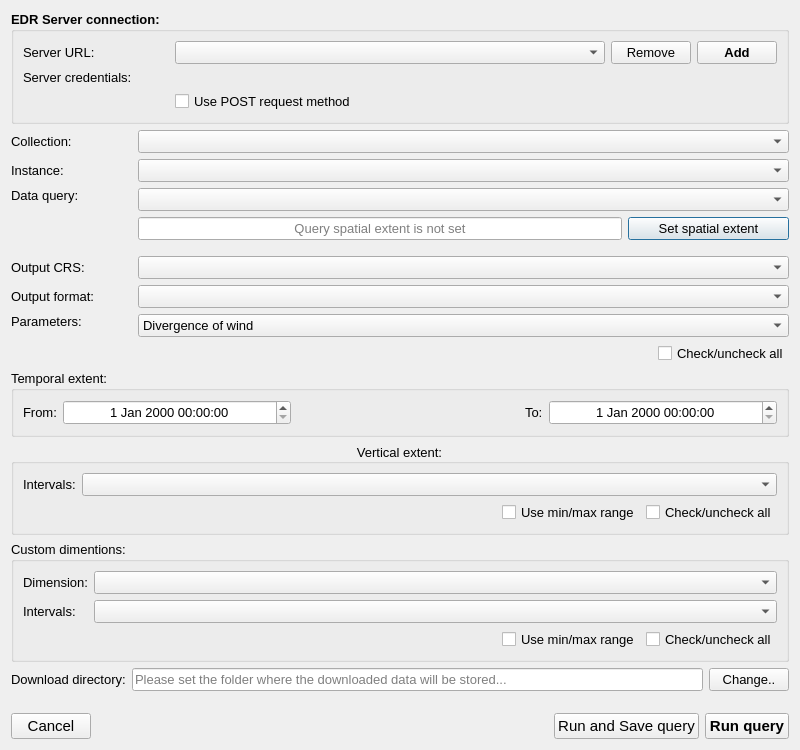
Before: the Qt Designer form edr_plugin/gui/ui/edr.ui in MetOffice/qgis-plugin-edr, drawn with Qt 5.
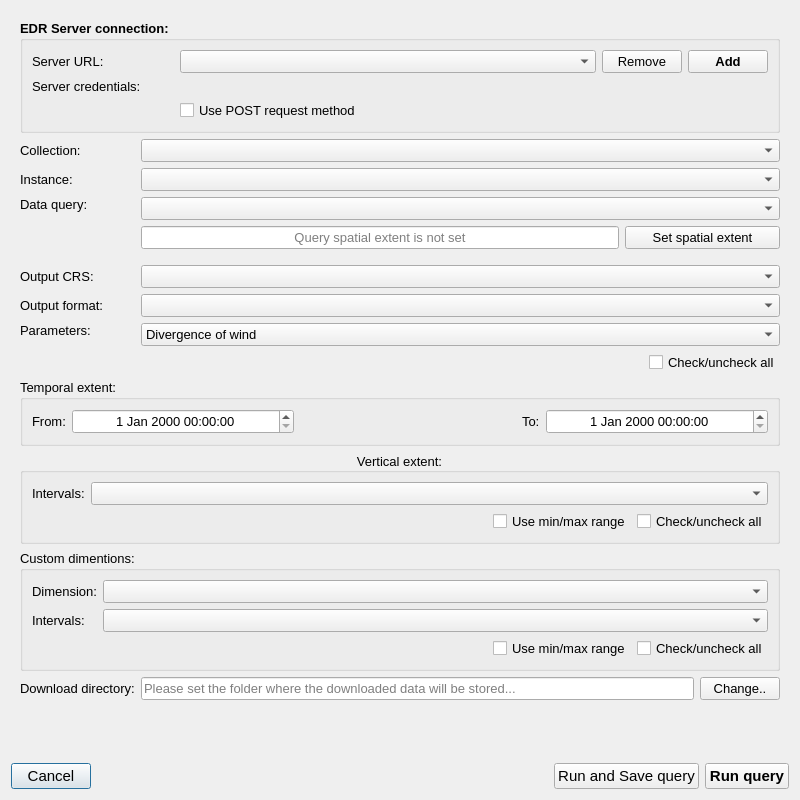
After: the same form once the commit is applied. Custom widgets are drawn as their Qt base class.

Patch:
```diff
--- a/edr_plugin/gui/ui/edr.ui
+++ b/edr_plugin/gui/ui/edr.ui
@@ -7,454 +7,96 @@
     <x>0</x>
     <y>0</y>
     <width>800</width>
-    <height>750</height>
+    <height>800</height>
    </rect>
   </property>
   <property name="windowTitle">
    <string>Environmental Data Retrieval</string>
   </property>
   <layout class="QGridLayout" name="gridLayout">
-   <item row="15" column="0" colspan="3">
-    <widget class="QgsCollapsibleGroupBox" name="temporal_grp">
+   <property name="sizeConstraint">
+    <enum>QLayout::SetNoConstraint</enum>
+   </property>
+   <item row="21" column="0" colspan="3">
+    <layout class="QHBoxLayout" name="horizontalLayout">
+     <property name="bottomMargin">
+      <number>0</number>
+     </property>
+     <item>
+      <widget class="QPushButton" name="cancel_pb">
+       <property name="font">
+        <font>
+         <pointsize>11</pointsize>
+        </font>
+       </property>
+       <property name="text">
+        <string>Cancel</string>
+       </property>
+      </widget>
+     </item>
+     <item>
+      <spacer name="horizontalSpacer">
+       <property name="orientation">
+        <enum>Qt::Horizontal</enum>
+       </property>
+       <property name="sizeHint" stdset="0">
+        <size>
+         <width>40</width>
+         <height>20</height>
+        </size>
+       </property>
+      </spacer>
+     </item>
+     <item>
+      <widget class="QPushButton" name="run_and_save_pb">
      <property name="enabled">
       <bool>true</bool>
      </property>
      <property name="font">
       <font>
-       <pointsize>10</pointsize>
-      </font>
-     </property>
-     <property name="title">
-      <string>Temporal extent:</string>
-     </property>
-     <layout class="QGridLayout" name="gridLayout_2">
-      <item row="0" column="0">
-       <widget class="QLabel" name="from_label">
-        <property name="font">
-         <font>
-          <pointsize>10</pointsize>
-         </font>
-        </property>
+         <pointsize>11</pointsize>
+        </font>
+       </property>
         <property name="text">
-         <string>From:</string>
+        <string>Run and Save query</string>
         </property>
        </widget>
       </item>
-      <item row="0" column="1">
-       <widget class="QgsDateTimeEdit" name="from_datetime">
-        <property name="sizePolicy">
-         <sizepolicy hsizetype="MinimumExpanding" vsizetype="Fixed">
-          <horstretch>0</horstretch>
-          <verstretch>0</verstretch>
-         </sizepolicy>
-        </property>
-        <property name="minimumSize">
-         <size>
-          <width>0</width>
-          <height>25</height>
-         </size>
-        </property>
-        <property name="font">
-         <font>
-          <pointsize>10</pointsize>
-         </font>
-        </property>
-        <property name="alignment">
-         <set>Qt::AlignCenter</set>
-        </property>
-       </widget>
-      </item>
-      <item row="0" column="4">
-       <widget class="QgsDateTimeEdit" name="to_datetime">
-        <property name="sizePolicy">
-         <sizepolicy hsizetype="MinimumExpanding" vsizetype="Fixed">
-          <horstretch>0</horstretch>
-          <verstretch>0</verstretch>
-         </sizepolicy>
-        </property>
-        <property name="minimumSize">
-         <size>
-          <width>0</width>
-          <height>25</height>
-         </size>
-        </property>
-        <property name="font">
-         <font>
-          <pointsize>10</pointsize>
-         </font>
-        </property>
-        <property name="alignment">
-         <set>Qt::AlignCenter</set>
-        </property>
-       </widget>
-      </item>
-      <item row="0" column="2">
-       <spacer name="horizontalSpacer_2">
-        <property name="orientation">
-         <enum>Qt::Horizontal</enum>
-        </property>
-        <property name="sizeHint" stdset="0">
-         <size>
-          <width>40</width>
-          <height>20</height>
-         </size>
-        </property>
-       </spacer>
-      </item>
-      <item row="0" column="3">
-       <widget class="QLabel" name="to_label">
-        <property name="font">
-         <font>
-          <pointsize>10</pointsize>
-         </font>
-        </property>
-        <property name="text">
-         <string>To:</string>
-        </property>
-       </widget>
-      </item>
-     </layout>
-    </widget>
-   </item>
-   <item row="5" column="2">
-    <widget class="QComboBox" name="collection_cbo">
-     <property name="sizePolicy">
-      <sizepolicy hsizetype="MinimumExpanding" vsizetype="Fixed">
-       <horstretch>0</horstretch>
-       <verstretch>0</verstretch>
-      </sizepolicy>
-     </property>
-     <property name="font">
-      <font>
-       <pointsize>10</pointsize>
-      </font>
-     </property>
-    </widget>
-   </item>
-   <item row="6" column="2">
-    <widget class="QComboBox" name="instance_cbo">
-     <property name="font">
-      <font>
-       <pointsize>10</pointsize>
-      </font>
-     </property>
-    </widget>
-   </item>
-   <item row="6" column="0">
-    <widget class="QLabel" name="instance_label">
-     <property name="font">
-      <font>
-       <pointsize>10</pointsize>
-      </font>
-     </property>
-     <property name="text">
-      <string>Instance:</string>
-     </property>
-    </widget>
-   </item>
-   <item row="12" column="2">
-    <layout class="QGridLayout" name="gridLayout_4">
-     <property name="bottomMargin">
-      <number>0</number>
-     </property>
-     <item row="1" column="1">
-      <widget class="QCheckBox" name="toggle_parameters_cbox">
-       <property name="font">
-        <font>
-         <pointsize>10</pointsize>
-        </font>
-       </property>
-       <property name="text">
-        <string>Check/uncheck all</string>
-       </property>
-      </widget>
-     </item>
-     <item row="0" column="0" colspan="2">
-      <widget class="QgsCheckableComboBox" name="parameters_cbo">
-       <property name="font">
-        <font>
-         <pointsize>10</pointsize>
-        </font>
-       </property>
        <item>
-        <property name="text">
-         <string>Divergence of wind</string>
-        </property>
-       </item>
-       <item>
-        <property name="text">
-         <string>Geopotential Height</string>
-        </property>
-       </item>
-       <item>
-        <property name="text">
-         <string>Specific humidity</string>
-        </property>
-       </item>
-       <item>
-        <property name="text">
-         <string>Relative humidity</string>
-        </property>
-       </item>
-       <item>
-        <property name="text">
-         <string>Air temperature</string>
-        </property>
-       </item>
-       <item>
-        <property name="text">
-         <string>U-component of wind</string>
-        </property>
-       </item>
-       <item>
-        <property name="text">
-         <string>V-component of wind</string>
-        </property>
-       </item>
-       <item>
-        <property name="text">
-         <string>Relative vorticity</string>
-        </property>
-       </item>
-      </widget>
-     </item>
-     <item row="1" column="0">
-      <spacer name="horizontalSpacer_4">
-       <property name="orientation">
-        <enum>Qt::Horizontal</enum>
-       </property>
-       <property name="sizeHint" stdset="0">
-        <size>
-         <width>40</width>
-         <height>20</height>
-        </size>
-       </property>
-      </spacer>
-     </item>
-    </layout>
-   </item>
-   <item row="7" column="0">
-    <widget class="QLabel" name="query_label">
+      <widget class="QPushButton" name="run_pb">
      <property name="font">
       <font>
-       <pointsize>10</pointsize>
+         <pointsize>11</pointsize>
+         <weight>75</weight>
+         <bold>true</bold>
       </font>
      </property>
      <property name="text">
-      <string>Data query:</string>
-     </property>
-     <property name="alignment">
-      <set>Qt::AlignLeading|Qt::AlignLeft|Qt::AlignTop</set>
-     </property>
-    </widget>
-   </item>
-   <item row="7" column="2">
-    <layout class="QGridLayout" name="gridLayout_5">
-     <property name="bottomMargin">
-      <number>10</number>
-     </property>
-     <item row="0" column="0" colspan="4">
-      <widget class="QComboBox" name="query_cbo">
-       <property name="sizePolicy">
-        <sizepolicy hsizetype="Expanding" vsizetype="Fixed">
-         <horstretch>0</horstretch>
-         <verstretch>0</verstretch>
-        </sizepolicy>
-       </property>
-       <property name="font">
-        <font>
-         <pointsize>10</pointsize>
-        </font>
-       </property>
-      </widget>
-     </item>
-     <item row="1" column="0" colspan="3">
-      <widget class="QLineEdit" name="query_extent_le">
-       <property name="font">
-        <font>
-         <pointsize>10</pointsize>
-        </font>
-       </property>
-       <property name="alignment">
-        <set>Qt::AlignCenter</set>
-       </property>
-       <property name="readOnly">
-        <bool>true</bool>
-       </property>
-       <property name="placeholderText">
-        <string>Query spatial extent is not set</string>
-       </property>
-      </widget>
-     </item>
-     <item row="1" column="3">
-      <widget class="QPushButton" name="query_set_pb">
-       <property name="font">
-        <font>
-         <pointsize>10</pointsize>
-        </font>
-       </property>
-       <property name="text">
-        <string>Set spatial extent</string>
-       </property>
-      </widget>
-     </item>
+        <string>Run query</string>
+       </property>
+      </widget>
+     </item>
     </layout>
    </item>
-   <item row="16" column="0" colspan="3">
-    <widget class="QgsCollapsibleGroupBox" name="vertical_grp">
-     <property name="font">
-      <font>
-       <pointsize>10</pointsize>
-      </font>
+   <item row="0" column="0" colspan="3">
+    <widget class="QScrollArea" name="scrollArea">
+     <property name="frameShape">
+      <enum>QFrame::NoFrame</enum>
      </property>
-     <property name="title">
-      <string>Vertical extent:</string>
-     </property>
-     <property name="alignment">
-      <set>Qt::AlignCenter</set>
-     </property>
-     <layout class="QGridLayout" name="gridLayout_3">
-      <item row="0" column="1" colspan="6">
-       <widget class="QgsCheckableComboBox" name="vertical_intervals_cbo">
-        <property name="sizePolicy">
-         <sizepolicy hsizetype="MinimumExpanding" vsizetype="Fixed">
-          <horstretch>0</horstretch>
-          <verstretch>0</verstretch>
-         </sizepolicy>
-        </property>
-        <property name="font">
-         <font>
-          <pointsize>10</pointsize>
-         </font>
-        </property>
-       </widget>
-      </item>
-      <item row="0" column="0">
-       <widget class="QLabel" name="intervals_label">
-        <property name="font">
-         <font>
-          <pointsize>10</pointsize>
-         </font>
-        </property>
-        <property name="text">
-         <string>Intervals:</string>
-        </property>
-       </widget>
-      </item>
-      <item row="1" column="3">
-       <spacer name="horizontalSpacer_3">
-        <property name="orientation">
-         <enum>Qt::Horizontal</enum>
-        </property>
-        <property name="sizeHint" stdset="0">
-         <size>
-          <width>40</width>
-          <height>20</height>
-         </size>
-        </property>
-       </spacer>
-      </item>
-      <item row="1" column="4">
-       <widget class="QCheckBox" name="use_vertical_range_cbox">
-        <property name="font">
-         <font>
-          <pointsize>10</pointsize>
-         </font>
-        </property>
-        <property name="text">
-         <string>Use min/max range</string>
-        </property>
-       </widget>
-      </item>
-      <item row="1" column="5" colspan="2">
-       <widget class="QCheckBox" name="toggle_vertical_intervals_cbox">
-        <property name="font">
-         <font>
-          <pointsize>10</pointsize>
-         </font>
-        </property>
-        <property name="text">
-         <string>Check/uncheck all</string>
-        </property>
-       </widget>
-      </item>
-     </layout>
-    </widget>
-   </item>
-   <item row="12" column="0">
-    <widget class="QLabel" name="parameters_label">
-     <property name="font">
-      <font>
-       <pointsize>10</pointsize>
-      </font>
-     </property>
-     <property name="text">
-      <string>Parameters:</string>
-     </property>
-     <property name="alignment">
-      <set>Qt::AlignLeading|Qt::AlignLeft|Qt::AlignTop</set>
-     </property>
-    </widget>
-   </item>
-   <item row="10" column="2">
-    <widget class="QComboBox" name="crs_cbo">
-     <property name="font">
-      <font>
-       <pointsize>10</pointsize>
-      </font>
-     </property>
-    </widget>
-   </item>
-   <item row="18" column="1" colspan="2">
-    <layout class="QHBoxLayout" name="horizontalLayout_3">
-     <property name="rightMargin">
-      <number>0</number>
-     </property>
-     <property name="bottomMargin">
-      <number>0</number>
-     </property>
-     <item>
-      <widget class="QLineEdit" name="download_dir_le">
-       <property name="font">
-        <font>
-         <pointsize>10</pointsize>
-        </font>
-       </property>
-       <property name="readOnly">
+     <property name="widgetResizable">
         <bool>true</bool>
        </property>
-       <property name="placeholderText">
-        <string>Please set the folder where the downloaded data will be stored...</string>
-       </property>
-      </widget>
-     </item>
-     <item>
-      <widget class="QPushButton" name="change_download_dir_pb">
-       <property name="font">
-        <font>
-         <pointsize>10</pointsize>
-        </font>
-       </property>
-       <property name="text">
-        <string>Change..</string>
-       </property>
-      </widget>
-     </item>
-    </layout>
-   </item>
-   <item row="10" column="0">
-    <widget class="QLabel" name="crs_label">
-     <property name="font">
-      <font>
-       <pointsize>10</pointsize>
-      </font>
-     </property>
-     <property name="text">
-      <string>Output CRS:</string>
-     </property>
-    </widget>
-   </item>
-   <item row="17" column="0" colspan="3">
+     <widget class="QWidget" name="scrollAreaWidgetContents">
+      <property name="geometry">
+       <rect>
+        <x>0</x>
+        <y>0</y>
+        <width>782</width>
+        <height>748</height>
+       </rect>
+      </property>
+      <layout class="QGridLayout" name="gridLayout_8">
+       <item row="10" column="0" colspan="2">
     <widget class="QgsCollapsibleGroupBox" name="custom_grp">
      <property name="font">
       <font>
@@ -559,8 +201,8 @@
      </layout>
     </widget>
    </item>
-   <item row="11" column="2">
-    <widget class="QComboBox" name="format_cbo">
+       <item row="5" column="1">
+        <widget class="QComboBox" name="crs_cbo">
      <property name="font">
       <font>
        <pointsize>10</pointsize>
@@ -568,111 +210,7 @@
      </property>
     </widget>
    </item>
-   <item row="18" column="0">
-    <widget class="QLabel" name="label_2">
-     <property name="font">
-      <font>
-       <pointsize>10</pointsize>
-      </font>
-     </property>
-     <property name="text">
-      <string>Download directory:</string>
-     </property>
-    </widget>
-   </item>
-   <item row="19" column="0">
-    <spacer name="verticalSpacer">
-     <property name="orientation">
-      <enum>Qt::Vertical</enum>
-     </property>
-     <property name="sizeHint" stdset="0">
-      <size>
-       <width>20</width>
-       <height>40</height>
-      </size>
-     </property>
-    </spacer>
-   </item>
-   <item row="5" column="0">
-    <widget class="QLabel" name="collection_label">
-     <property name="sizePolicy">
-      <sizepolicy hsizetype="Minimum" vsizetype="Preferred">
-       <horstretch>0</horstretch>
-       <verstretch>0</verstretch>
-      </sizepolicy>
-     </property>
-     <property name="font">
-      <font>
-       <pointsize>10</pointsize>
-      </font>
-     </property>
-     <property name="text">
-      <string>Collection:</string>
-     </property>
-    </widget>
-   </item>
-   <item row="21" column="0" colspan="3">
-    <layout class="QHBoxLayout" name="horizontalLayout">
-     <property name="bottomMargin">
-      <number>0</number>
-     </property>
-     <item>
-      <widget class="QPushButton" name="cancel_pb">
-       <property name="font">
-        <font>
-         <pointsize>11</pointsize>
-        </font>
-       </property>
-       <property name="text">
-        <string>Cancel</string>
-       </property>
-      </widget>
-     </item>
-     <item>
-      <spacer name="horizontalSpacer">
-       <property name="orientation">
-        <enum>Qt::Horizontal</enum>
-       </property>
-       <property name="sizeHint" stdset="0">
-        <size>
-         <width>40</width>
-         <height>20</height>
-        </size>
-       </property>
-      </spacer>
-     </item>
-     <item>
-      <widget class="QPushButton" name="run_and_save_pb">
-       <property name="enabled">
-        <bool>true</bool>
-       </property>
-       <property name="font">
-        <font>
-         <pointsize>11</pointsize>
-        </font>
-       </property>
-       <property name="text">
-        <string>Run and Save query</string>
-       </property>
-      </widget>
-     </item>
-     <item>
-      <widget class="QPushButton" name="run_pb">
-       <property name="font">
-        <font>
-         <pointsize>11</pointsize>
-         <weight>75</weight>
-         <bold>true</bold>
-        </font>
-       </property>
-       <property name="text">
-        <string>Run query</string>
-       </property>
-      </widget>
-     </item>
-    </layout>
-   </item>
-   <item row="11" column="0">
+       <item row="6" column="0">
     <widget class="QLabel" name="format_label">
      <property name="font">
       <font>
@@ -684,7 +222,219 @@
      </property>
     </widget>
    </item>
-   <item row="0" column="0" colspan="3">
+       <item row="4" column="1">
+        <layout class="QGridLayout" name="gridLayout_5">
+         <property name="bottomMargin">
+          <number>10</number>
+         </property>
+         <item row="1" column="0" colspan="3">
+          <widget class="QLineEdit" name="query_extent_le">
+           <property name="font">
+            <font>
+             <pointsize>10</pointsize>
+            </font>
+           </property>
+           <property name="alignment">
+            <set>Qt::AlignCenter</set>
+           </property>
+           <property name="readOnly">
+            <bool>true</bool>
+           </property>
+           <property name="placeholderText">
+            <string>Query spatial extent is not set</string>
+           </property>
+          </widget>
+         </item>
+         <item row="1" column="3">
+          <widget class="QPushButton" name="query_set_pb">
+           <property name="font">
+            <font>
+             <pointsize>10</pointsize>
+            </font>
+           </property>
+           <property name="text">
+            <string>Set spatial extent</string>
+           </property>
+          </widget>
+         </item>
+        </layout>
+       </item>
+       <item row="3" column="0">
+        <widget class="QLabel" name="query_label">
+         <property name="font">
+          <font>
+           <pointsize>10</pointsize>
+          </font>
+         </property>
+         <property name="text">
+          <string>Data query:</string>
+         </property>
+         <property name="alignment">
+          <set>Qt::AlignLeading|Qt::AlignLeft|Qt::AlignTop</set>
+         </property>
+        </widget>
+       </item>
+       <item row="5" column="0">
+        <widget class="QLabel" name="crs_label">
+         <property name="font">
+          <font>
+           <pointsize>10</pointsize>
+          </font>
+         </property>
+         <property name="text">
+          <string>Output CRS:</string>
+         </property>
+        </widget>
+       </item>
+       <item row="11" column="1">
+        <layout class="QHBoxLayout" name="horizontalLayout_3">
+         <property name="rightMargin">
+          <number>0</number>
+         </property>
+         <property name="bottomMargin">
+          <number>0</number>
+         </property>
+         <item>
+          <widget class="QLineEdit" name="download_dir_le">
+           <property name="font">
+            <font>
+             <pointsize>10</pointsize>
+            </font>
+           </property>
+           <property name="readOnly">
+            <bool>true</bool>
+           </property>
+           <property name="placeholderText">
+            <string>Please set the folder where the downloaded data will be stored...</string>
+           </property>
+          </widget>
+         </item>
+         <item>
+          <widget class="QPushButton" name="change_download_dir_pb">
+           <property name="font">
+            <font>
+             <pointsize>10</pointsize>
+            </font>
+           </property>
+           <property name="text">
+            <string>Change..</string>
+           </property>
+          </widget>
+         </item>
+        </layout>
+       </item>
+       <item row="2" column="1">
+        <widget class="QComboBox" name="instance_cbo">
+         <property name="font">
+          <font>
+           <pointsize>10</pointsize>
+          </font>
+         </property>
+        </widget>
+       </item>
+       <item row="8" column="0" colspan="2">
+        <widget class="QgsCollapsibleGroupBox" name="temporal_grp">
+         <property name="enabled">
+          <bool>true</bool>
+         </property>
+         <property name="font">
+          <font>
+           <pointsize>10</pointsize>
+          </font>
+         </property>
+         <property name="title">
+          <string>Temporal extent:</string>
+         </property>
+         <layout class="QGridLayout" name="gridLayout_2">
+          <item row="0" column="0">
+           <widget class="QLabel" name="from_label">
+            <property name="font">
+             <font>
+              <pointsize>10</pointsize>
+             </font>
+            </property>
+            <property name="text">
+             <string>From:</string>
+            </property>
+           </widget>
+          </item>
+          <item row="0" column="1">
+           <widget class="QgsDateTimeEdit" name="from_datetime">
+            <property name="sizePolicy">
+             <sizepolicy hsizetype="MinimumExpanding" vsizetype="Fixed">
+              <horstretch>0</horstretch>
+              <verstretch>0</verstretch>
+             </sizepolicy>
+            </property>
+            <property name="minimumSize">
+             <size>
+              <width>0</width>
+              <height>25</height>
+             </size>
+            </property>
+            <property name="font">
+             <font>
+              <pointsize>10</pointsize>
+             </font>
+            </property>
+            <property name="alignment">
+             <set>Qt::AlignCenter</set>
+            </property>
+           </widget>
+          </item>
+          <item row="0" column="4">
+           <widget class="QgsDateTimeEdit" name="to_datetime">
+            <property name="sizePolicy">
+             <sizepolicy hsizetype="MinimumExpanding" vsizetype="Fixed">
+              <horstretch>0</horstretch>
+              <verstretch>0</verstretch>
+             </sizepolicy>
+            </property>
+            <property name="minimumSize">
+             <size>
+              <width>0</width>
+              <height>25</height>
+             </size>
+            </property>
+            <property name="font">
+             <font>
+              <pointsize>10</pointsize>
+             </font>
+            </property>
+            <property name="alignment">
+             <set>Qt::AlignCenter</set>
+            </property>
+           </widget>
+          </item>
+          <item row="0" column="2">
+           <spacer name="horizontalSpacer_2">
+            <property name="orientation">
+             <enum>Qt::Horizontal</enum>
+            </property>
+            <property name="sizeHint" stdset="0">
+             <size>
+              <width>40</width>
+              <height>20</height>
+             </size>
+            </property>
+           </spacer>
+          </item>
+          <item row="0" column="3">
+           <widget class="QLabel" name="to_label">
+            <property name="font">
+             <font>
+              <pointsize>10</pointsize>
+             </font>
+            </property>
+            <property name="text">
+             <string>To:</string>
+            </property>
+           </widget>
+          </item>
+         </layout>
+        </widget>
+       </item>
+       <item row="0" column="0" colspan="2">
     <widget class="QGroupBox" name="server_grp">
      <property name="font">
       <font>
@@ -798,6 +548,281 @@
      </layout>
     </widget>
    </item>
+       <item row="1" column="0">
+        <widget class="QLabel" name="collection_label">
+         <property name="sizePolicy">
+          <sizepolicy hsizetype="Minimum" vsizetype="Preferred">
+           <horstretch>0</horstretch>
+           <verstretch>0</verstretch>
+          </sizepolicy>
+         </property>
+         <property name="font">
+          <font>
+           <pointsize>10</pointsize>
+          </font>
+         </property>
+         <property name="text">
+          <string>Collection:</string>
+         </property>
+        </widget>
+       </item>
+       <item row="9" column="0" colspan="2">
+        <widget class="QgsCollapsibleGroupBox" name="vertical_grp">
+         <property name="font">
+          <font>
+           <pointsize>10</pointsize>
+          </font>
+         </property>
+         <property name="title">
+          <string>Vertical extent:</string>
+         </property>
+         <property name="alignment">
+          <set>Qt::AlignCenter</set>
+         </property>
+         <layout class="QGridLayout" name="gridLayout_3">
+          <item row="0" column="1" colspan="6">
+           <widget class="QgsCheckableComboBox" name="vertical_intervals_cbo">
+            <property name="sizePolicy">
+             <sizepolicy hsizetype="MinimumExpanding" vsizetype="Fixed">
+              <horstretch>0</horstretch>
+              <verstretch>0</verstretch>
+             </sizepolicy>
+            </property>
+            <property name="font">
+             <font>
+              <pointsize>10</pointsize>
+             </font>
+            </property>
+           </widget>
+          </item>
+          <item row="0" column="0">
+           <widget class="QLabel" name="intervals_label">
+            <property name="font">
+             <font>
+              <pointsize>10</pointsize>
+             </font>
+            </property>
+            <property name="text">
+             <string>Intervals:</string>
+            </property>
+           </widget>
+          </item>
+          <item row="1" column="3">
+           <spacer name="horizontalSpacer_3">
+            <property name="orientation">
+             <enum>Qt::Horizontal</enum>
+            </property>
+            <property name="sizeHint" stdset="0">
+             <size>
+              <width>40</width>
+              <height>20</height>
+             </size>
+            </property>
+           </spacer>
+          </item>
+          <item row="1" column="4">
+           <widget class="QCheckBox" name="use_vertical_range_cbox">
+            <property name="font">
+             <font>
+              <pointsize>10</pointsize>
+             </font>
+            </property>
+            <property name="text">
+             <string>Use min/max range</string>
+            </property>
+           </widget>
+          </item>
+          <item row="1" column="5" colspan="2">
+           <widget class="QCheckBox" name="toggle_vertical_intervals_cbox">
+            <property name="font">
+             <font>
+              <pointsize>10</pointsize>
+             </font>
+            </property>
+            <property name="text">
+             <string>Check/uncheck all</string>
+            </property>
+           </widget>
+          </item>
+         </layout>
+        </widget>
+       </item>
+       <item row="1" column="1">
+        <widget class="QComboBox" name="collection_cbo">
+         <property name="sizePolicy">
+          <sizepolicy hsizetype="MinimumExpanding" vsizetype="Fixed">
+           <horstretch>0</horstretch>
+           <verstretch>0</verstretch>
+          </sizepolicy>
+         </property>
+         <property name="font">
+          <font>
+           <pointsize>10</pointsize>
+          </font>
+         </property>
+        </widget>
+       </item>
+       <item row="7" column="1">
+        <layout class="QGridLayout" name="gridLayout_4">
+         <property name="bottomMargin">
+          <number>0</number>
+         </property>
+         <item row="1" column="1">
+          <widget class="QCheckBox" name="toggle_parameters_cbox">
+           <property name="font">
+            <font>
+             <pointsize>10</pointsize>
+            </font>
+           </property>
+           <property name="text">
+            <string>Check/uncheck all</string>
+           </property>
+          </widget>
+         </item>
+         <item row="0" column="0" colspan="2">
+          <widget class="QgsCheckableComboBox" name="parameters_cbo">
+           <property name="font">
+            <font>
+             <pointsize>10</pointsize>
+            </font>
+           </property>
+           <item>
+            <property name="text">
+             <string>Divergence of wind</string>
+            </property>
+           </item>
+           <item>
+            <property name="text">
+             <string>Geopotential Height</string>
+            </property>
+           </item>
+           <item>
+            <property name="text">
+             <string>Specific humidity</string>
+            </property>
+           </item>
+           <item>
+            <property name="text">
+             <string>Relative humidity</string>
+            </property>
+           </item>
+           <item>
+            <property name="text">
+             <string>Air temperature</string>
+            </property>
+           </item>
+           <item>
+            <property name="text">
+             <string>U-component of wind</string>
+            </property>
+           </item>
+           <item>
+            <property name="text">
+             <string>V-component of wind</string>
+            </property>
+           </item>
+           <item>
+            <property name="text">
+             <string>Relative vorticity</string>
+            </property>
+           </item>
+          </widget>
+         </item>
+         <item row="1" column="0">
+          <spacer name="horizontalSpacer_4">
+           <property name="orientation">
+            <enum>Qt::Horizontal</enum>
+           </property>
+           <property name="sizeHint" stdset="0">
+            <size>
+             <width>40</width>
+             <height>20</height>
+            </size>
+           </property>
+          </spacer>
+         </item>
+        </layout>
+       </item>
+       <item row="2" column="0">
+        <widget class="QLabel" name="instance_label">
+         <property name="font">
+          <font>
+           <pointsize>10</pointsize>
+          </font>
+         </property>
+         <property name="text">
+          <string>Instance:</string>
+         </property>
+        </widget>
+       </item>
+       <item row="3" column="1">
+        <widget class="QComboBox" name="query_cbo">
+         <property name="sizePolicy">
+          <sizepolicy hsizetype="Expanding" vsizetype="Fixed">
+           <horstretch>0</horstretch>
+           <verstretch>0</verstretch>
+          </sizepolicy>
+         </property>
+         <property name="font">
+          <font>
+           <pointsize>10</pointsize>
+          </font>
+         </property>
+        </widget>
+       </item>
+       <item row="6" column="1">
+        <widget class="QComboBox" name="format_cbo">
+         <property name="font">
+          <font>
+           <pointsize>10</pointsize>
+          </font>
+         </property>
+        </widget>
+       </item>
+       <item row="7" column="0">
+        <widget class="QLabel" name="parameters_label">
+         <property name="font">
+          <font>
+           <pointsize>10</pointsize>
+          </font>
+         </property>
+         <property name="text">
+          <string>Parameters:</string>
+         </property>
+         <property name="alignment">
+          <set>Qt::AlignLeading|Qt::AlignLeft|Qt::AlignTop</set>
+         </property>
+        </widget>
+       </item>
+       <item row="11" column="0">
+        <widget class="QLabel" name="label_2">
+         <property name="font">
+          <font>
+           <pointsize>10</pointsize>
+          </font>
+         </property>
+         <property name="text">
+          <string>Download directory:</string>
+         </property>
+        </widget>
+       </item>
+       <item row="12" column="1">
+        <spacer name="verticalSpacer">
+         <property name="orientation">
+          <enum>Qt::Vertical</enum>
+         </property>
+         <property name="sizeHint" stdset="0">
+          <size>
+           <width>20</width>
+           <height>40</height>
+          </size>
+         </property>
+        </spacer>
+       </item>
+      </layout>
+     </widget>
+    </widget>
+   </item>
   </layout>
  </widget>
  <customwidgets>
```
Left out of the diff: 2 changed lines with no effect on the pictures. Lines whose indentation alone changed are shown as unchanged.
